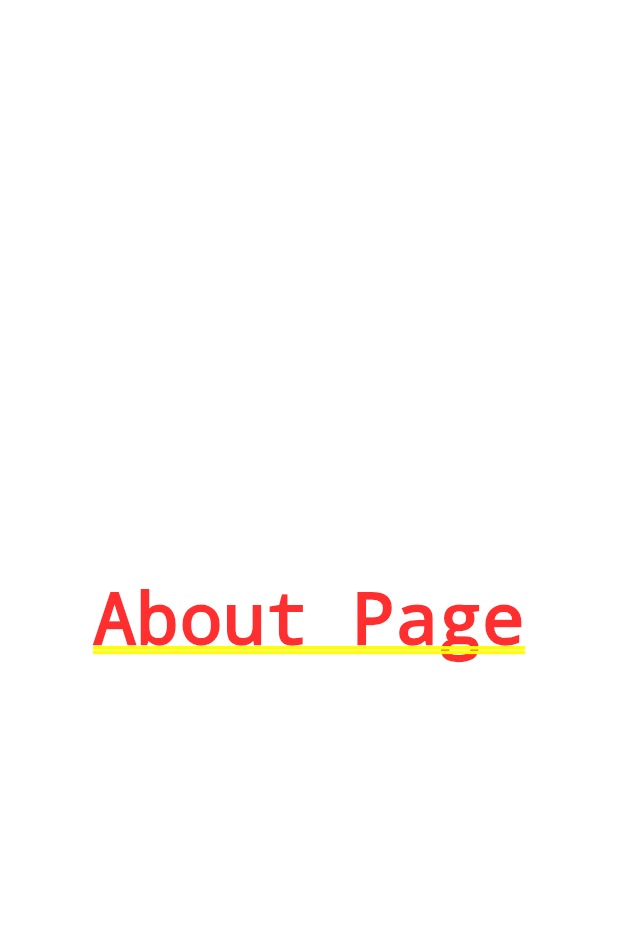
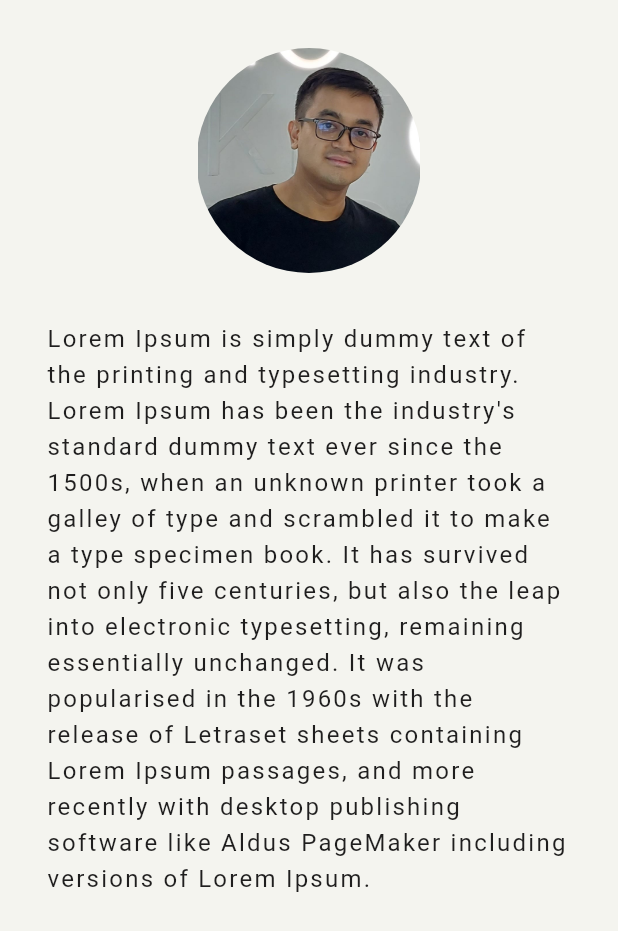
Before and after one commit to ekyrizky/ekyrizky-web-portfolio, a Flutter app: the screen it shows after launch, in the side drawer, after a tap on "About", on a phone screen of 412 x 824 dp. Shown: the top 931 px of the screen. Run offline on Flutter 3.47's test engine with Material 3 defaults, Android fonts, the phone set to English and light mode, and no system bars; our stand-ins replace get, google_fonts; missing offline and left inert: dart:html; Roboto replaces fonts that are missing (Farro).

Commit message:
update page: about, blogs, contact

```diff
--- /dev/null
+++ b/docs/version copy.json
@@ -0,0 +1 @@
+{"app_name":"ekyrizky_portfolio","version":"1.0.0","build_number":"1","package_name":"ekyrizky_portfolio"}
--- a/lib/pages/about_page.dart
+++ b/lib/pages/about_page.dart
@@ -1,3 +1,5 @@
+import 'package:ekyrizky_portfolio/utils/constants.dart';
+import 'package:ekyrizky_portfolio/utils/screen_helper.dart';
 import 'package:flutter/material.dart';
 
 class AboutPage extends StatelessWidget {
@@ -5,9 +7,46 @@ class AboutPage extends StatelessWidget {
 
   @override
   Widget build(BuildContext context) {
-    return const Center(
-      child: Text(
-        "About Page",
+    double padding = MediaQuery.of(context).size.width /
+        2 *
+        ScreenHelper.getPadding(context);
+    return Scaffold(
+      backgroundColor: kBackgroundColor,
+      body: SingleChildScrollView(
+        child: Padding(
+          padding: EdgeInsets.symmetric(
+            horizontal: padding,
+            vertical: 32,
+          ),
+          child: Column(
+            mainAxisAlignment: MainAxisAlignment.center,
+            crossAxisAlignment: CrossAxisAlignment.center,
+            children: [
+              ClipRRect(
+                borderRadius: BorderRadius.circular(200.0),
+                child: Image.asset(
+                  'assets/ic_profile_small.jpeg',
+                  width: 150.0,
+                  height: 150.0,
+                  fit: BoxFit.contain,
+                ),
+              ),
+              const SizedBox(
+                height: 32,
+              ),
+              const Text(
+                "Lorem Ipsum is simply dummy text of the printing and typesetting industry. Lorem Ipsum has been the industry's standard dummy text ever since the 1500s, when an unknown printer took a galley of type and scrambled it to make a type specimen book. It has survived not only five centuries, but also the leap into electronic typesetting, remaining essentially unchanged. It was popularised in the 1960s with the release of Letraset sheets containing Lorem Ipsum passages, and more recently with desktop publishing software like Aldus PageMaker including versions of Lorem Ipsum.",
+                style: TextStyle(
+                  color: kTextPrimaryColor,
+                  fontSize: 16,
+                  fontWeight: FontWeight.w400,
+                  height: 1.5,
+                  letterSpacing: 1.5,
+                ),
+              ),
+            ],
+          ),
+        ),
       ),
     );
   }
--- a/lib/pages/portfolio_page.dart
+++ b/lib/pages/portfolio_page.dart
@@ -126,6 +126,7 @@ class PortfolioPage extends StatelessWidget {
                               fontSize: 12,
                               fontWeight: FontWeight.w400,
                             ),
+                            textAlign: TextAlign.center,
                           ),
                         )
                       : const Text(
```
Also changed, not shown: docs/manifest copy.json (added, +35 -0 lines), lib/pages/blog_page.dart (+44 -3 lines), lib/pages/contact_page.dart (+44 -3 lines), 3 other files.
